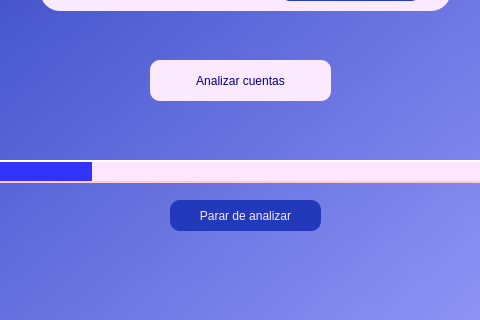
This is appInterfazEs.ui in luciarguezsant/SuicidePreventionAPP as Qt 5 draws it before an edit; both pictures show x 220 to 700 and y 480 to 800 of the 930 by 800 pixel window. The edited form follows.
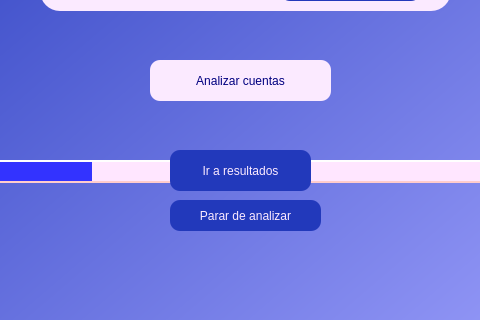
This is the edited form. Icons and pictures are not drawn.

What changed in the file:
```diff
--- a/appInterfazEs.ui
+++ b/appInterfazEs.ui
@@ -407,6 +407,29 @@
      <bool>true</bool>
     </property>
    </widget>
+   <widget class="QPushButton" name="goToResultsButton">
+    <property name="geometry">
+     <rect>
+      <x>390</x>
+      <y>630</y>
+      <width>141</width>
+      <height>41</height>
+     </rect>
+    </property>
+    <property name="styleSheet">
+     <string notr="true">border-style: outset;
+border-width: 0px;
+border-radius:10px;
+border-color: rgb(251, 234, 255);
+background-color: rgb(34, 57, 187);
+font: 11pt &quot;Space Grotesk&quot;;
+color: rgb(251, 234, 255);
+text-align: center;</string>
+    </property>
+    <property name="text">
+     <string>Ir a resultados</string>
+    </property>
+   </widget>
   </widget>
   <widget class="QMenuBar" name="menubar">
    <property name="geometry">
```
